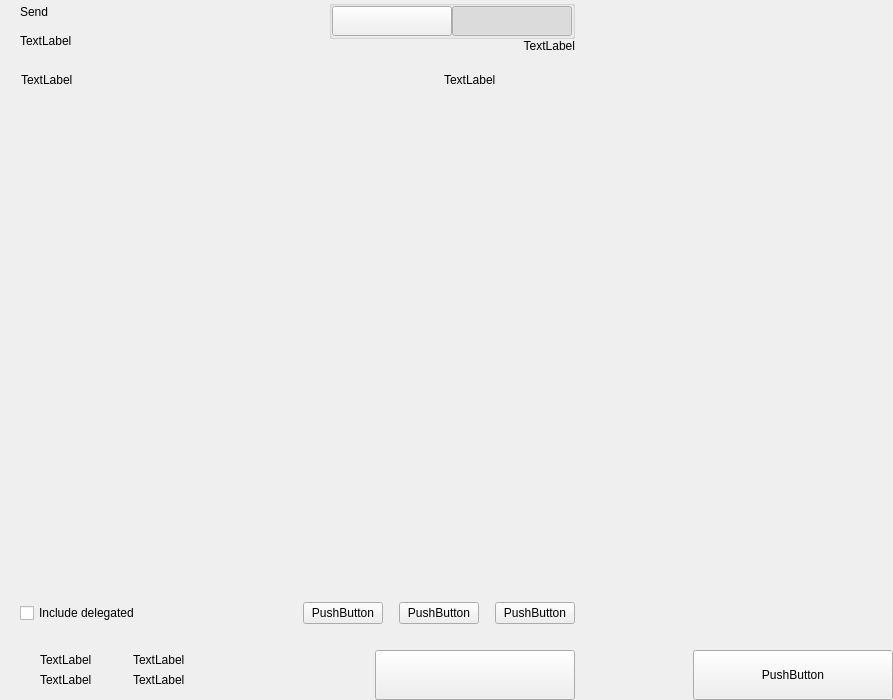
Qt form src/qt/bcz/forms/send.ui (SpecialCoins/den) before a commit.
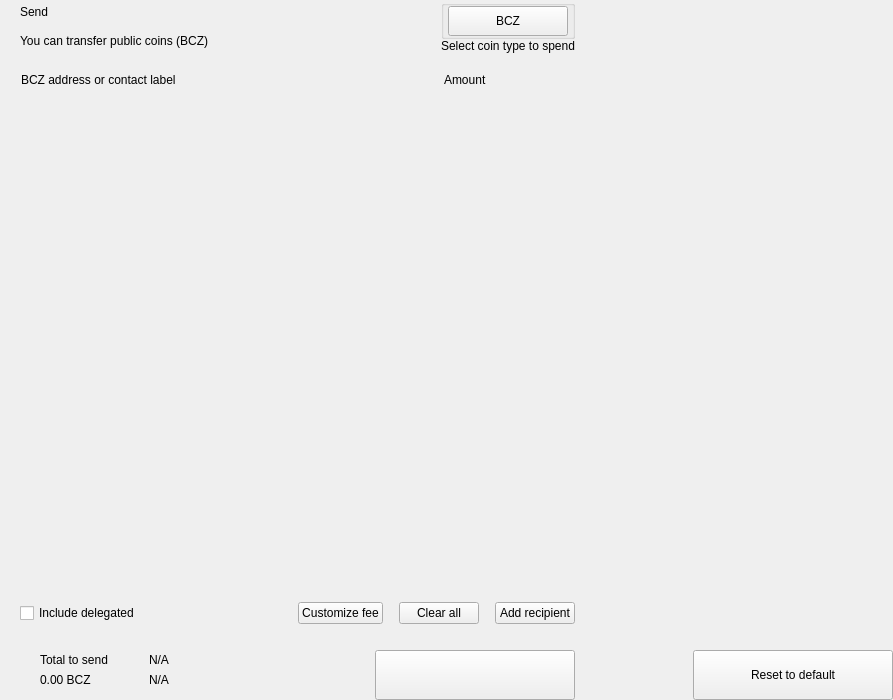
The same form after that commit. Custom widgets are drawn as their Qt base class.

The edit to the form file:
```diff
--- a/src/qt/bcz/forms/send.ui
+++ b/src/qt/bcz/forms/send.ui
@@ -81,7 +81,7 @@
             <item>
              <widget class="QLabel" name="labelSubtitle1">
               <property name="text">
-               <string>TextLabel</string>
+               <string>You can transfer public coins (BCZ)</string>
               </property>
              </widget>
             </item>
@@ -147,7 +147,7 @@
                   <enum>Qt::NoFocus</enum>
                  </property>
                  <property name="text">
-                  <string/>
+                  <string>BCZ</string>
                  </property>
                  <property name="checkable">
                   <bool>true</bool>
@@ -157,44 +157,13 @@
                  </property>
                 </widget>
                </item>
-               <item>
-                <widget class="QPushButton" name="pushRight">
-                 <property name="minimumSize">
-                  <size>
-                   <width>120</width>
-                   <height>30</height>
-                  </size>
-                 </property>
-                 <property name="maximumSize">
-                  <size>
-                   <width>120</width>
-                   <height>30</height>
-                  </size>
-                 </property>
-                 <property name="focusPolicy">
-                  <enum>Qt::NoFocus</enum>
-                 </property>
-                 <property name="text">
-                  <string/>
-                 </property>
-                 <property name="checkable">
-                  <bool>true</bool>
-                 </property>
-                 <property name="checked">
-                  <bool>true</bool>
-                 </property>
-                 <property name="autoExclusive">
-                  <bool>true</bool>
-                 </property>
-                </widget>
-               </item>
               </layout>
              </widget>
             </item>
             <item>
              <widget class="QLabel" name="labelSubtitle2">
               <property name="text">
-               <string>TextLabel</string>
+               <string>Select coin type to spend</string>
               </property>
               <property name="alignment">
                <set>Qt::AlignRight|Qt::AlignTrailing|Qt::AlignVCenter</set>
@@ -244,7 +213,7 @@
              <string notr="true">margin-left:8px;</string>
             </property>
             <property name="text">
-             <string>TextLabel</string>
+             <string>BCZ address or contact label</string>
             </property>
            </widget>
           </item>
@@ -267,7 +236,7 @@
           <item>
            <widget class="QLabel" name="labelSubtitleAmount">
             <property name="text">
-             <string>TextLabel</string>
+             <string>Amount</string>
             </property>
            </widget>
           </item>
@@ -401,7 +370,7 @@
              <enum>Qt::NoFocus</enum>
             </property>
             <property name="text">
-             <string>PushButton</string>
+             <string>Customize fee</string>
             </property>
            </widget>
           </item>
@@ -430,7 +399,7 @@
              <enum>Qt::RightToLeft</enum>
             </property>
             <property name="text">
-             <string>PushButton</string>
+             <string>Clear all</string>
             </property>
            </widget>
           </item>
@@ -456,7 +425,7 @@
              <enum>Qt::NoFocus</enum>
             </property>
             <property name="text">
-             <string>PushButton</string>
+             <string>Add recipient</string>
             </property>
            </widget>
           </item>
@@ -560,14 +529,14 @@
                      <item>
                       <widget class="QLabel" name="labelTitleTotalSend">
                        <property name="text">
-                        <string>TextLabel</string>
+                        <string>Total to send</string>
                        </property>
                       </widget>
                      </item>
                      <item>
                       <widget class="QLabel" name="labelAmountSend">
                        <property name="text">
-                        <string>TextLabel</string>
+                        <string notr="true">0.00 BCZ</string>
                        </property>
                       </widget>
                      </item>
@@ -632,14 +601,14 @@
                      <item>
                       <widget class="QLabel" name="labelTitleTotalRemaining">
                        <property name="text">
-                        <string>TextLabel</string>
+                        <string notr="true">N/A</string>
                        </property>
                       </widget>
                      </item>
                      <item>
                       <widget class="QLabel" name="labelAmountRemaining">
                        <property name="text">
-                        <string>TextLabel</string>
+                        <string notr="true">N/A</string>
                        </property>
                       </widget>
                      </item>
@@ -796,7 +765,7 @@
              <enum>Qt::NoFocus</enum>
             </property>
             <property name="text">
-             <string>PushButton</string>
+             <string>Reset to default</string>
             </property>
            </widget>
           </item>
```
